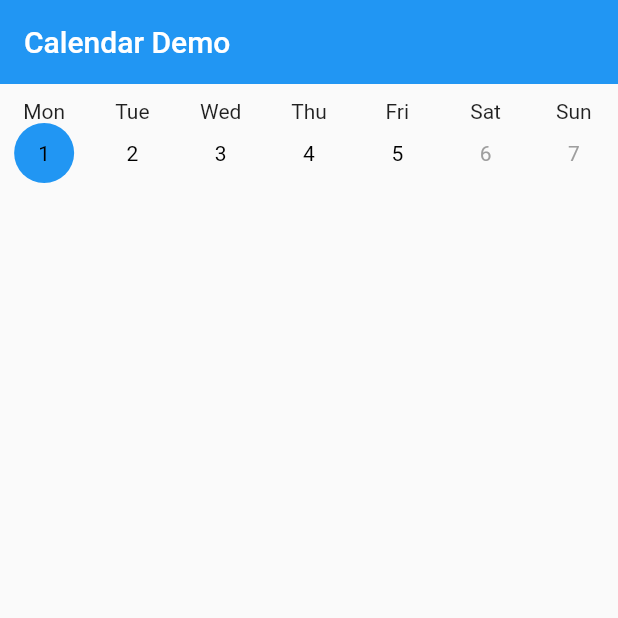
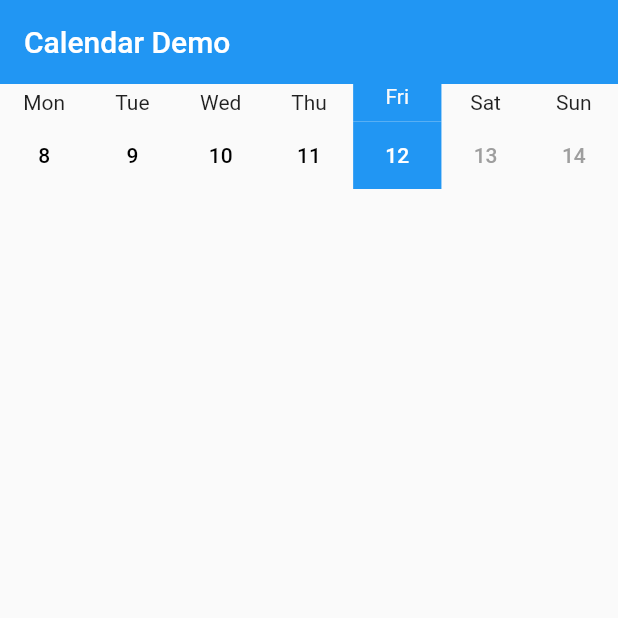
Before and after one commit to ketanchoyal/CalenderPlugin, a Flutter app: the screen it shows after launch, on a phone screen of 412 x 824 dp, the top half of it. Run offline on Flutter 3.47's test engine with Material 2 defaults, Android fonts, the phone set to English and light mode, and no system bars.

Commit message:
Only Week day Calender

```diff
--- /dev/null
+++ b/lib/Calendar/WeekDays.dart
@@ -0,0 +1,9 @@
+List<String> weekDay = [
+  "Mon",
+  "Tue",
+  "Wed",
+  "Thu",
+  "Fri",
+  "Sat",
+  "Sun"
+];
--- a/lib/Calendar/calendarPlugin.dart
+++ b/lib/Calendar/calendarPlugin.dart
@@ -1,3 +1,4 @@
+import 'package:calender_flutter/Calendar/WeekDays.dart';
 import 'package:calender_flutter/Calendar/default_weekday_labels_row.dart';
 import 'package:calender_flutter/Calendar/date_utils.dart';
 import 'package:calender_flutter/Calendar/default_day_tile_builder.dart';
@@ -9,18 +10,18 @@ abstract class DayTileBuilder {
   Widget build(BuildContext context, DateTime date, DateTimeCallback onTap);
 }
 
-enum DisplayMode { MONTHS, WEEKS }
-enum SelectionMode { SINGLE, MULTI }
+// enum DisplayMode { MONTHS, WEEKS }
+// enum SelectionMode { SINGLE, MULTI }
 
 typedef void DateTimeCallback(DateTime datime);
 
 class CalendarPlugin extends StatefulWidget {
   DateTime startDate;
   DateTime endDate;
-  DisplayMode displayMode;
-  SelectionMode selectionMode;
-  DayTileBuilder dayTileBuilder;
-  Widget weekdayLabelsRow;
+  // DisplayMode displayMode;
+  // SelectionMode selectionMode;
+  final DayTileBuilder dayTileBuilder = DefaultDayTileBuilder();
+  List<String> weekdayLabelsRow;
   DateTimeCallback onTap;
 
   DateTime selectedDate;
@@ -29,18 +30,18 @@ class CalendarPlugin extends StatefulWidget {
   int startDayOffset;
   CalendarPluginState state;
 
-  CalendarPlugin(
-      {Key key,
+  CalendarPlugin({
+    Key key,
     this.startDate,
     this.endDate,
-      this.displayMode = DisplayMode.WEEKS,
-      this.dayTileBuilder,
+    // this.displayMode = DisplayMode.WEEKS,
+    // this.dayTileBuilder,
     this.selectedDate,
     this.selectedDates,
-      this.selectionMode = SelectionMode.SINGLE,
+    // this.selectionMode = SelectionMode.SINGLE,
     this.onTap,
-      this.weekdayLabelsRow})
-      : super(key: key) {
+    this.weekdayLabelsRow,
+  }) : super(key: key) {
     if (startDate == null) {
       startDate = DateUtils.getFirstDayOfCurrentMonth();
     }
@@ -52,12 +53,16 @@ class CalendarPlugin extends StatefulWidget {
     endDate = DateUtils.toMidnight(endDate);
     startDayOffset = startDate.weekday - DateTime.monday;
 
-    if (dayTileBuilder == null) {
-      dayTileBuilder = DefaultDayTileBuilder();
+    // if (dayTileBuilder == null) {
+    // dayTileBuilder = DefaultDayTileBuilder();
+    // }
+
+    if (weekdayLabelsRow == null) {
+      weekdayLabelsRow = weekDay;
     }
 
-    if (weekdayLabelsRow == null) {
-      weekdayLabelsRow = CalendarroWeekdayLabelsView();
+    if (selectedDate == null) {
+      selectedDate = DateTime.now();
     }
 
     if (selectedDates == null) {
@@ -74,6 +79,12 @@ class CalendarPlugin extends StatefulWidget {
         selectedDate: selectedDate, selectedDates: selectedDates);
     return state;
   }
+
+  // @override
+  // CalendarPluginState createState() {
+  //   state = CalendarPluginState(selectedDate: selectedDate);
+  //   return state;
+  // }
 
   void setSelectedDate(DateTime date) {
     state.setSelectedDate(date);
@@ -96,15 +107,15 @@ class CalendarPlugin extends StatefulWidget {
   }
 
   int getPageForDate(DateTime date) {
-    if (displayMode == DisplayMode.WEEKS) {
+    // if (displayMode == DisplayMode.WEEKS) {
     int daysDifferenceFromStartDate = date.difference(startDate).inDays;
     int page = (daysDifferenceFromStartDate + startDayOffset) ~/ 7;
     return page;
-    } else {
-      var monthDifference = (date.year * 12 + date.month) -
-          (startDate.year * 12 + startDate.month);
-      return monthDifference;
-    }
+    // } else {
+    //   var monthDifference = (date.year * 12 + date.month) -
+    //       (startDate.year * 12 + startDate.month);
+    //   return monthDifference;
+    // }
   }
 }
 
@@ -128,9 +139,7 @@ class CalendarPluginState extends State<CalendarPlugin> {
 
   void setSelectedDate(DateTime date) {
     setState(() {
-      if (widget.selectionMode == SelectionMode.SINGLE) {
-        selectedDate = date;
-      } else {
+      if (selectedDates.isNotEmpty) {
         bool dateSelected = false;
 
         for (var i = selectedDates.length - 1; i >= 0; i--) {
@@ -144,6 +153,25 @@ class CalendarPluginState extends State<CalendarPlugin> {
           selectedDates.add(date);
         }
       }
+      if (selectedDate != null) {
+        selectedDate = date;
+      }
+      // if (widget.selectionMode == SelectionMode.SINGLE) {
+      //   selectedDate = date;
+      // } else {
+      //   bool dateSelected = false;
+
+      //   for (var i = selectedDates.length - 1; i >= 0; i--) {
+      //     if (DateUtils.isSameDay(selectedDates[i], date)) {
+      //       selectedDates.removeAt(i);
+      //       dateSelected = true;
+      //     }
+      //   }
+
+      //   if (!dateSelected) {
+      //     selectedDates.add(date);
+      //   }
+      // }
     });
   }
 
@@ -156,12 +184,12 @@ class CalendarPluginState extends State<CalendarPlugin> {
 
   @override
   Widget build(BuildContext context) {
-    if (widget.displayMode == DisplayMode.WEEKS) {
+    // if (widget.displayMode == DisplayMode.WEEKS) {
     int lastPage = widget.getPageForDate(widget.endDate);
     pagesCount = lastPage + 1;
-    } else {
-      pagesCount = widget.endDate.month - widget.startDate.month + 1;
-    }
+    // } else {
+    //   pagesCount = widget.endDate.month - widget.startDate.month + 1;
+    // }
 
     pageView = PageView.builder(
       itemBuilder: (context, position) => buildCalendarPage(position),
@@ -172,16 +200,19 @@ class CalendarPluginState extends State<CalendarPlugin> {
     );
 
     return Container(
-        height: widget.displayMode == DisplayMode.WEEKS ? 60.0 : 260.0,
+        // height: widget.displayMode == DisplayMode.WEEKS ? 60.0 : 260.0,
+        // padding: EdgeInsets.all(5),
+        height: 70.0,
+        // color: Colors.red,
         child: pageView);
   }
 
   Widget buildCalendarPage(int position) {
-    if (widget.displayMode == DisplayMode.WEEKS) {
+    // if (widget.displayMode == DisplayMode.WEEKS) {
     return buildCalendarPageInWeeksMode(position);
-    } else {
-      return buildCalendarPageInMonthsMode(position);
-    }
+    // } else {
+    //   return buildCalendarPageInMonthsMode(position);
+    // }
     //DisplayMode == WEEKS
   }
 
@@ -210,40 +241,40 @@ class CalendarPluginState extends State<CalendarPlugin> {
         weekdayLabelsRow: widget.weekdayLabelsRow);
   }
 
-  Widget buildCalendarPageInMonthsMode(int position) {
-    DateTime pageStartDate;
-    DateTime pageEndDate;
+  // Widget buildCalendarPageInMonthsMode(int position) {
+  //   DateTime pageStartDate;
+  //   DateTime pageEndDate;
 
-    if (position == 0) {
-      pageStartDate = widget.startDate;
-      DateTime nextMonthFirstDate =
-          DateTime(widget.startDate.year, widget.startDate.month + 1, 1);
-      pageEndDate = DateUtils.addDaysToDate(nextMonthFirstDate, -1);
-    } else if (position == pagesCount - 1) {
-      pageEndDate = widget.endDate;
-      pageStartDate = DateTime(widget.endDate.year, widget.endDate.month, 1);
-    } else {
-      pageStartDate =
-          DateTime(widget.startDate.year, widget.startDate.month + position, 1);
-      DateTime nextMonthFirstDate = DateTime(
-          widget.startDate.year, widget.startDate.month + position + 1, 1);
-      pageEndDate = DateUtils.addDaysToDate(nextMonthFirstDate, -1);
-      ;
-    }
+  //   if (position == 0) {
+  //     pageStartDate = widget.startDate;
+  //     DateTime nextMonthFirstDate =
+  //         DateTime(widget.startDate.year, widget.startDate.month + 1, 1);
+  //     pageEndDate = DateUtils.addDaysToDate(nextMonthFirstDate, -1);
+  //   } else if (position == pagesCount - 1) {
+  //     pageEndDate = widget.endDate;
+  //     pageStartDate = DateTime(widget.endDate.year, widget.endDate.month, 1);
+  //   } else {
+  //     pageStartDate =
+  //         DateTime(widget.startDate.year, widget.startDate.month + position, 1);
+  //     DateTime nextMonthFirstDate = DateTime(
+  //         widget.startDate.year, widget.startDate.month + position + 1, 1);
+  //     pageEndDate = DateUtils.addDaysToDate(nextMonthFirstDate, -1);
+  //     ;
+  //   }
 
-    return CalendarPluginPage(
-      pageStartDate: pageStartDate,
-      pageEndDate: pageEndDate,
-      weekdayLabelsRow: widget.weekdayLabelsRow,
-    );
-  }
+  //   return CalendarPluginPage(
+  //     pageStartDate: pageStartDate,
+  //     pageEndDate: pageEndDate,
+  //     weekdayLabelsRow: widget.weekdayLabelsRow,
+  //   );
+  // }
 
   bool isDateSelected(DateTime date) {
-    if (widget.selectionMode == SelectionMode.MULTI) {
-      return selectedDates.contains(date);
-    } else {
+    // if (widget.selectionMode == SelectionMode.MULTI) {
+    //   return selectedDates.contains(date);
+    // } else {
     return DateUtils.isSameDay(selectedDate, date);
-    }
+    // }
   }
 
   void toggleDateSelection(DateTime date) {
--- a/lib/Calendar/calendar_plugin_page.dart
+++ b/lib/Calendar/calendar_plugin_page.dart
@@ -2,52 +2,89 @@ import 'package:calender_flutter/Calendar/calendarPlugin.dart';
 import 'package:calender_flutter/Calendar/date_utils.dart';
 import 'package:calender_flutter/Calendar/default_weekday_labels_row.dart';
 import 'package:flutter/material.dart';
+import 'package:flutter/widgets.dart';
 
 class CalendarPluginPage extends StatelessWidget {
-
   static final MAX_ROWS_COUNT = 6;
 
   DateTime pageStartDate;
   DateTime pageEndDate;
-  Widget weekdayLabelsRow;
+  List<String> weekdayLabelsRow;
 
   int startDayOffset;
 
-  CalendarPluginPage({this.pageStartDate, this.pageEndDate, this.weekdayLabelsRow}) {
+  CalendarPluginPage(
+      {this.pageStartDate, this.pageEndDate, this.weekdayLabelsRow}) {
     startDayOffset = pageStartDate.weekday - DateTime.monday;
   }
 
   @override
   Widget build(BuildContext context) {
     return Container(
-        child: Column(
-            children: buildRows(context),
-            mainAxisSize: MainAxisSize.min
-        )
+      child: Column(
+        mainAxisAlignment: MainAxisAlignment.spaceBetween,
+        children: buildRows(context),
+        mainAxisSize: MainAxisSize.min,
+      ),
     );
   }
 
   List<Widget> buildRows(BuildContext context) {
     List<Widget> rows = [];
-    rows.add(weekdayLabelsRow);
+    List<Widget> weekDays = [];
+    String today = weekdayLabelsRow[DateTime.now().weekday - 1];
 
-    DateTime rowLastDayDate = DateUtils.addDaysToDate(pageStartDate, 6 - startDayOffset);
-  //  DateTime rowLastDayDate = pageStartDate.add(Duration(days: 6 - startDayOffset));
+    weekdayLabelsRow.forEach((day) {
+      if (day == today) {
+        weekDays.add(
+          Expanded(
+            child: Container(
+              height: 25,
+              decoration: BoxDecoration(
+                  color: Theme.of(context).primaryColor,
+                  shape: BoxShape.rectangle),
+              child: Text(
+                day,
+                textAlign: TextAlign.center,
+                style: TextStyle(
+                  color: Theme.of(context).canvasColor,
+                ),
+              ),
+            ),
+          ),
+        );
+      } else {
+        weekDays.add(
+          Expanded(
+            child: Text(day, textAlign: TextAlign.center),
+          ),
+        );
+      }
+    });
+    Widget row = Row(
+      children: weekDays,
+    );
+
+    rows.add(row);
+
+    DateTime rowLastDayDate =
+        DateUtils.addDaysToDate(pageStartDate, 6 - startDayOffset);
+    //  DateTime rowLastDayDate = pageStartDate.add(Duration(days: 6 - startDayOffset));
 
     if (pageEndDate.isAfter(rowLastDayDate)) {
       rows.add(Row(
-          children: buildCalendarRow(context, pageStartDate, rowLastDayDate))
-      );
+          children: buildCalendarRow(context, pageStartDate, rowLastDayDate)));
 
       for (var i = 1; i < MAX_ROWS_COUNT; i++) {
-        DateTime nextRowFirstDayDate = DateUtils.addDaysToDate(pageStartDate, 7 * i - startDayOffset);
+        DateTime nextRowFirstDayDate =
+            DateUtils.addDaysToDate(pageStartDate, 7 * i - startDayOffset);
 
         if (nextRowFirstDayDate.isAfter(pageEndDate)) {
           break;
         }
 
-        DateTime nextRowLastDayDate = DateUtils.addDaysToDate(pageStartDate, 7 * i - startDayOffset + 6);
-
+        DateTime nextRowLastDayDate =
+            DateUtils.addDaysToDate(pageStartDate, 7 * i - startDayOffset + 6);
 
         if (nextRowLastDayDate.isAfter(pageEndDate)) {
           nextRowLastDayDate = pageEndDate;
@@ -58,9 +95,8 @@ class CalendarPluginPage extends StatelessWidget {
                 context, nextRowFirstDayDate, nextRowLastDayDate)));
       }
     } else {
-      rows.add(Row(
-          children: buildCalendarRow(context, pageStartDate, pageEndDate))
-      );
+      rows.add(
+          Row(children: buildCalendarRow(context, pageStartDate, pageEndDate)));
     }
 
     return rows;
@@ -74,13 +110,21 @@ class CalendarPluginPage extends StatelessWidget {
     for (int i = 0; i < 7; i++) {
       if (i + 1 >= rowStartDate.weekday && i + 1 <= rowEndDate.weekday) {
         CalendarPluginState calendarroState = CalendarPlugin.of(context);
-          Widget dayTile = calendarroState.widget.dayTileBuilder.build(context, currentDate, calendarroState.widget.onTap);
-          items.add(dayTile);
-        currentDate = currentDate.add(Duration(days: 1));
+
+        Widget dayTile = calendarroState.widget.dayTileBuilder
+            .build(context, currentDate, calendarroState.widget.onTap);
+
+        items.add(dayTile);
+
+        currentDate = currentDate.add(
+          Duration(days: 1),
+        );
       } else {
-        items.add(Expanded(
-          child: Text(""),
-        ));
+        items.add(
+          Expanded(
+            child: Text(""),
+          ),
+        );
       }
     }
 
--- a/lib/Calendar/default_day_tile.dart
+++ b/lib/Calendar/default_day_tile.dart
@@ -2,8 +2,8 @@ import 'package:calender_flutter/Calendar/calendarPlugin.dart';
 import 'package:calender_flutter/Calendar/date_utils.dart';
 import 'package:flutter/material.dart';
 
-class CalendarroDayItem extends StatelessWidget {
-  CalendarroDayItem({
+class CalendarPluginDayItem extends StatelessWidget {
+  CalendarPluginDayItem({
     this.date,
     this.calendarroState,
     this.onTap,
@@ -24,26 +24,32 @@ class CalendarroDayItem extends StatelessWidget {
 
     BoxDecoration boxDecoration;
     if (daySelected) {
-      boxDecoration = BoxDecoration(color: Colors.blue, shape: BoxShape.circle);
+      textColor = Colors.white;
+      boxDecoration =
+          BoxDecoration(color: Colors.blue, shape: BoxShape.rectangle);
     } else if (isToday) {
       boxDecoration = BoxDecoration(
-          border: Border.all(
-            color: Colors.white,
-            width: 1.0,
-          ),
-          shape: BoxShape.circle);
+        border: Border.all(
+          color: Colors.white,
+          width: 1.0,
+        ),
+        // shape: BoxShape.circle,
+      );
     }
 
     return Expanded(
       child: GestureDetector(
         child: Container(
-          height: 40.0,
+          height: 45,
           decoration: boxDecoration,
           child: Center(
             child: Text(
               "${date.day}",
               textAlign: TextAlign.center,
-              style: TextStyle(color: textColor),
+              style: TextStyle(
+                fontWeight: FontWeight.w500,
+                color: textColor,
+              ),
             ),
           ),
         ),
--- a/lib/Calendar/default_day_tile_builder.dart
+++ b/lib/Calendar/default_day_tile_builder.dart
@@ -7,7 +7,7 @@ class DefaultDayTileBuilder extends DayTileBuilder {
 
   @override
   Widget build(BuildContext context, DateTime date, DateTimeCallback onTap) {
-    return CalendarroDayItem(
+    return CalendarPluginDayItem(
       date: date,
       calendarroState: CalendarPlugin.of(context),
       onTap: onTap,
--- a/lib/Calendar/default_weekday_labels_row.dart
+++ b/lib/Calendar/default_weekday_labels_row.dart
@@ -1,3 +1,4 @@
+import 'package:calender_flutter/Calendar/WeekDays.dart';
 import 'package:flutter/widgets.dart';
 
 class CalendarroWeekdayLabelsView extends StatelessWidget {
@@ -5,13 +6,13 @@ class CalendarroWeekdayLabelsView extends StatelessWidget {
   Widget build(BuildContext context) {
     return Row(
       children: <Widget>[
-        Expanded(child: Text("Mon", textAlign: TextAlign.center)),
-        Expanded(child: Text("Tue", textAlign: TextAlign.center)),
-        Expanded(child: Text("Wed", textAlign: TextAlign.center)),
-        Expanded(child: Text("Thu", textAlign: TextAlign.center)),
-        Expanded(child: Text("Fri", textAlign: TextAlign.center)),
-        Expanded(child: Text("Sat", textAlign: TextAlign.center)),
-        Expanded(child: Text("Sun", textAlign: TextAlign.center)),
+        Expanded(child: Text(weekDay[0], textAlign: TextAlign.center)),
+        Expanded(child: Text(weekDay[1], textAlign: TextAlign.center)),
+        Expanded(child: Text(weekDay[2], textAlign: TextAlign.center)),
+        Expanded(child: Text(weekDay[3], textAlign: TextAlign.center)),
+        Expanded(child: Text(weekDay[4], textAlign: TextAlign.center)),
+        Expanded(child: Text(weekDay[5], textAlign: TextAlign.center)),
+        Expanded(child: Text(weekDay[6], textAlign: TextAlign.center)),
       ],
     );
   }
--- a/lib/main.dart
+++ b/lib/main.dart
@@ -10,53 +10,54 @@ class MyApp extends StatelessWidget {
     return new MaterialApp(
       title: 'Calendar Demo',
       theme: new ThemeData(
-        // primarySwatch: Colors.orange,
-      ),
+          // primarySwatch: Colors.orange,
+          ),
       home: new MyHomePage(title: 'Calendar Demo'),
     );
   }
 }
 
-class MyHomePage extends StatelessWidget {
+class MyHomePage extends StatefulWidget {
   final String title;
-  CalendarPlugin monthCalendarro;
 
   MyHomePage({Key key, this.title}) : super(key: key);
 
   @override
+  _MyHomePageState createState() => _MyHomePageState();
+}
+
+class _MyHomePageState extends State<MyHomePage> {
+  CalendarPlugin monthCalendarro;
+
+  @override
   Widget build(BuildContext context) {
-    // var lastDayOfNextMonth = DateUtils.getLastDayOfNextMonth();
-    // monthCalendarro = CalendarPlugin(
-    //         startDate: DateUtils.getFirstDayOfNextMonth(),
-    //         endDate: lastDayOfNextMonth,
-    //         displayMode: DisplayMode.MONTHS,
-    //         selectionMode: SelectionMode.MULTI,
-    //         weekdayLabelsRow: CustomWeekdayLabelsRow(),
-    //         onTap: (date) {
-    //           monthCalendarro.selectedDates;
-    //           print("onTap: $date");
-    //         },
-    //       );
     return new Scaffold(
       appBar: new AppBar(
         elevation: 0,
-        title: new Text(title),
+        title: new Text(widget.title),
       ),
       body: Column(
         children: <Widget>[
-          SizedBox(
-            height: 10,
-          ),
+          // SizedBox(
+          //   height: 10,
+          // ),
           Container(
             // color: Colors.orange,
             child: CalendarPlugin(
               endDate: DateTime.now().add(Duration(days: 45)),
+              // weekdayLabelsRow: CustomWeekdayLabelsRow(),
+              // selectedDates: [
+              //   DateTime.now(),
+              //   DateTime.now().add(Duration(days: 1)),
+              //   DateTime.now().add(Duration(days: 2))
+              // ],
+              // selectedDate: DateTime.now().subtract(Duration(days: 1)),
             ),
           ),
           Expanded(
             child: Container(
-              // color: Colors.red,
-            ),
+                // color: Colors.red,
+                ),
           ),
           // monthCalendarro
         ],
```
Lines whose indentation alone changed are shown as unchanged.
